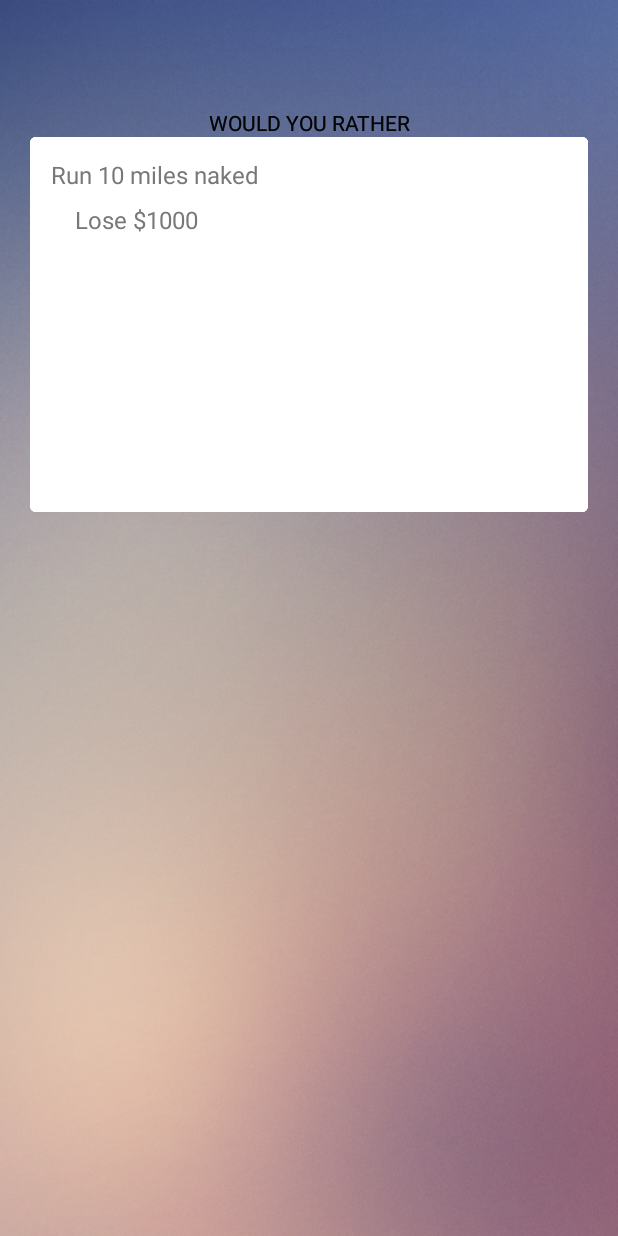
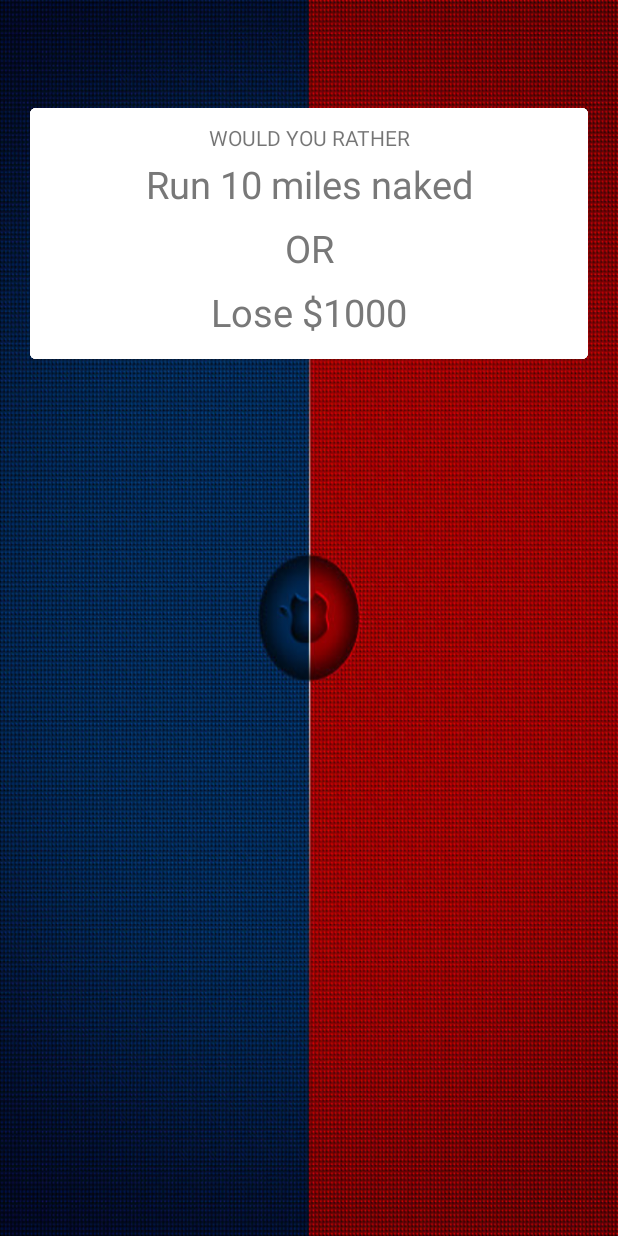
Before and after one commit to otman-soulimani/ConnectTwo, an Android app: the screen it shows after launch (MainActivity), on a phone screen of 412 x 824 dp. Run offline under Robolectric (Android 15) with nearby library versions, the phone set to English and light mode, and no system bars.

Commit message:
interface is now slightly less shitty

```diff
--- a/app/src/main/AndroidManifest.xml
+++ b/app/src/main/AndroidManifest.xml
@@ -12,8 +12,8 @@
         android:theme="@style/AppTheme" >
         <activity
             android:name=".MainActivity"
-            android:label="@string/title_activity_main" >
-
+            android:label="@string/title_activity_main"
+            android:screenOrientation="portrait">
             <intent-filter>
                 <action android:name="android.intent.action.MAIN" />
 
--- a/app/src/main/res/layout/item.xml
+++ b/app/src/main/res/layout/item.xml
@@ -14,12 +14,6 @@
         android:layout_height="wrap_content"
         android:orientation="vertical">
 
-        <TextView
-            android:layout_width="match_parent"
-            android:layout_height="wrap_content"
-            android:gravity="center"
-            android:text="WOULD YOU RATHER"/>
-
         <LinearLayout
             android:layout_width="match_parent"
             android:layout_height="match_parent"
@@ -27,6 +21,12 @@
             android:background="@drawable/shape"
             android:gravity="center_horizontal"
             android:orientation="vertical">
+
+            <TextView
+                android:layout_width="match_parent"
+                android:layout_height="wrap_content"
+                android:gravity="center"
+                android:text="WOULD YOU RATHER"/>
 
             <LinearLayout
                 android:layout_width="match_parent"
@@ -38,22 +38,40 @@
                     android:id="@+id/questionOne"
                     android:layout_width="match_parent"
                     android:layout_height="wrap_content"
-                    android:gravity="left"
+                    android:gravity="center"
                     android:padding="4dp"
                     android:textColor="#787878"
-                    android:textSize="16sp"
+                    android:textSize="25sp"
                     tools:text="Question One." />
+
+            </LinearLayout>
+
+            <LinearLayout
+                android:layout_width="match_parent"
+                android:layout_height="wrap_content"
+                android:gravity="top|center_horizontal"
+                android:orientation="horizontal">
+
+                <TextView
+                    android:id="@+id/or"
+                    android:layout_width="match_parent"
+                    android:layout_height="wrap_content"
+                    android:gravity="center"
+                    android:padding="4dp"
+                    android:textColor="#787878"
+                    android:textSize="25sp"
+                    android:text="OR" />
 
             </LinearLayout>
 
             <TextView
                 android:id="@+id/questionTwo"
-                android:layout_width="319dp"
-                android:layout_height="200dp"
+                android:layout_width="wrap_content"
+                android:layout_height="wrap_content"
                 android:padding="4dp"
-                android:gravity="left"
+                android:gravity="center"
                 android:textColor="#787878"
-                android:textSize="16sp"
+                android:textSize="25sp"
                 tools:text="Question Two" />
 
         </LinearLayout>
@@ -65,7 +83,6 @@
         android:layout_width="150dp"
         android:layout_height="150dp"
         android:alpha="0"
-
         android:background="@drawable/like" />
 
     <View
--- a/app/src/main/res/values/strings.xml
+++ b/app/src/main/res/values/strings.xml
@@ -3,6 +3,7 @@
 
     <string name="hello_world">Hello world!</string>
     <string name="action_settings">Settings</string>
-    <string name="title_activity_splash">SplashActivity</string>
     <string name="title_activity_main">MainActivity</string>
+    <color name="white">#FFFFFF</color>
+    <color name="orange">#FF4500</color>
 </resources>
```
Also changed, not shown: app/src/main/java/com/nkdroid/tinderswipe/MainActivity.java (+13 -2 lines), app/src/main/res/drawable/background.png.
